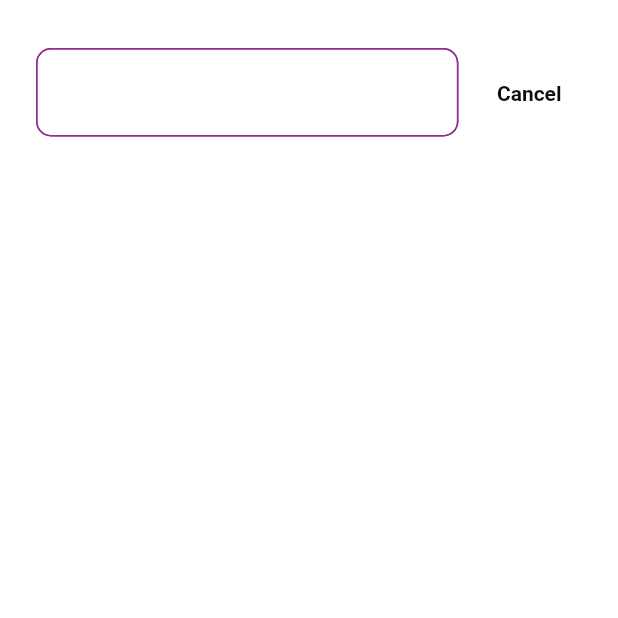
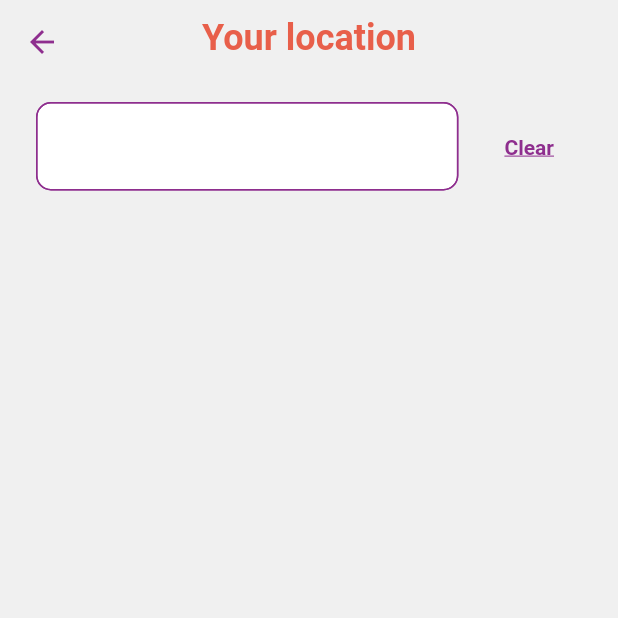
Before and after one commit to Halfred1983/artb2bs, a Flutter app: the GoogleAddressLookup screen opened directly, on a phone screen of 412 x 824 dp, the top half of it. Run offline on Flutter 3.47's test engine with Material 2 defaults, Android fonts, the phone set to English and light mode, and no system bars; our stand-ins replace cloud_firestore, copy_with_extension, equatable, firebase_auth, firebase_core, flutter_bloc and 9 more; missing offline and left inert: geoflutterfire2, google_place; accounts and stored records are empty; Roboto replaces fonts that are missing (Avenir).

Commit message:
google map marker and restyle

```diff
--- a/lib/app/resources/styles.dart
+++ b/lib/app/resources/styles.dart
@@ -14,11 +14,11 @@ class TextStyles {
   static final regularAccent14 = _baseRegular[TextSize.size14].withColor(AppTheme.accentColor);
 
   // Semi-bold
-  static final semiBoldLightGrey14 = _baseSemiBold[TextSize.size14].withColor(AppTheme.fideuramGreenArtist001);
+  static final semiBoldViolet14 = _baseSemiBold[TextSize.size14].withColor(AppTheme.primaryColourViolet);
   static final semiBoldLightGrey16 = _baseSemiBold[TextSize.size16].withColor(AppTheme.fideuramGreenArtist001);
   static final semiBolDarkGrey16 = _baseSemiBold[TextSize.size16].withColor(AppTheme.black);
   static final semiBolDarkGrey21 = _baseSemiBold[TextSize.size21].withColor(AppTheme.black);
-  static final semiBolDarkGrey14 = _baseSemiBold[TextSize.size14].withColor(AppTheme.black);
+  static final semiBolAccent14 = _baseSemiBold[TextSize.size14].withColor(AppTheme.accentColor);
   static final semiBoldWhite16 = _baseSemiBold[TextSize.size16].withColor(AppTheme.white);
   static final semiBoldViolet21 = _baseSemiBold[TextSize.size21].withColor(AppTheme.primaryColourViolet);
 
--- a/lib/home/view/home_page.dart
+++ b/lib/home/view/home_page.dart
@@ -1,4 +1,3 @@
-import 'package:auto_route/auto_route.dart';
 import 'package:artb2b/home/bloc/user_cubit.dart';
 import 'package:auth_service/auth.dart';
 import 'package:database_service/database.dart';
@@ -8,11 +7,10 @@ import 'package:flutter_bloc/flutter_bloc.dart';
 import '../../injection.dart';
 import 'home_view.dart';
 
-@RoutePage()
-class HomaPage extends StatelessWidget {
+class HomePage extends StatelessWidget {
 
   static Route<void> route() {
-    return MaterialPageRoute<void>(builder: (_) => HomaPage());
+    return MaterialPageRoute<void>(builder: (_) => HomePage());
   }
 
   final FirebaseAuthService authService = locator<FirebaseAuthService>();
--- a/lib/home/view/home_view.dart
+++ b/lib/home/view/home_view.dart
@@ -32,7 +32,7 @@ class HomeView extends StatelessWidget {
             }
             if (state is LoadedState) {
               artb2bUserEntity = state.artb2bUserEntity;
-              widget =  MapViewTwo(artb2bUserEntityl: artb2bUserEntity!);
+              widget =  MapViewTwo(artb2bUserEntity: artb2bUserEntity!);
               if (artb2bUserEntity!.userStatus == UserStatus.initialised) {
                 return PersonalInfoPage();
               }
--- a/lib/login/view/login_page.dart
+++ b/lib/login/view/login_page.dart
@@ -1,8 +1,6 @@
 import 'package:artb2b/login/view/login_view.dart';
-import 'package:auto_route/auto_route.dart';
 import 'package:flutter/material.dart';
 
-@RoutePage()
 class LoginPage extends StatelessWidget {
   const LoginPage({Key? key}) : super(key: key);
 
--- a/lib/personal_info/view/personal_info_page.dart
+++ b/lib/personal_info/view/personal_info_page.dart
@@ -1,4 +1,3 @@
-import 'package:auto_route/auto_route.dart';
 import 'package:artb2b/personal_info/cubit/personal_info_cubit.dart';
 import 'package:artb2b/personal_info/view/personal_info_view.dart';
 import 'package:auth_service/auth.dart';
@@ -8,7 +7,6 @@ import 'package:flutter_bloc/flutter_bloc.dart';
 
 import '../../injection.dart';
 
-@RoutePage()
 class PersonalInfoPage extends StatelessWidget {
   static Route<void> route() {
     return MaterialPageRoute<void>(builder: (_) => PersonalInfoPage());
--- a/lib/ui/routing/app_router.dart
+++ b/lib/ui/routing/app_router.dart
@@ -26,7 +26,7 @@ class AppRouter {
         name: 'home',
         path: '/',
         builder: (BuildContext context, GoRouterState state) {
-          return HomaPage();
+          return HomePage();
         },
         // routes: [
         //   GoRoute(
--- a/lib/widgets/app_text_field.dart
+++ b/lib/widgets/app_text_field.dart
@@ -192,7 +192,7 @@ class _AppTextFieldState extends FormFieldState<String> {
       crossAxisAlignment: CrossAxisAlignment.stretch,
       children: [
         if (widget.labelText != null) ...[
-          Text(widget.labelText!, style: TextStyles.semiBoldLightGrey14),
+          Text(widget.labelText!, style: TextStyles.semiBoldViolet14),
           verticalMargin8,
         ],
         AnimatedBuilder(
--- a/lib/widgets/field_error_text.dart
+++ b/lib/widgets/field_error_text.dart
@@ -49,7 +49,7 @@ class FieldErrorText extends StatelessWidget {
             verticalMargin4,
             Text(
               errorText!,
-              style: TextStyles.semiBoldLightGrey14,
+              style: TextStyles.semiBoldViolet14,
             ),
           ],
         )
--- a/lib/widgets/google_places.dart
+++ b/lib/widgets/google_places.dart
@@ -43,12 +43,19 @@ class _GoogleAddressLookupState extends State<GoogleAddressLookup> {
   Widget build(BuildContext context) {
     return Scaffold(
       resizeToAvoidBottomInset: false,
+      appBar: AppBar(
+        iconTheme: const IconThemeData(
+          color: AppTheme.primaryColourViolet //change your color here
+        ),
+        title: Text("Your location", style: TextStyles.boldAccent24,),
+        centerTitle: true,
+      ),
       body: Container(
         padding: horizontalPadding24,
-        color: AppTheme.white,
         child: Column(
+          mainAxisAlignment: MainAxisAlignment.start,
           children: [
-            verticalMargin32,
+            verticalMargin12,
             Row(
               children: <Widget>[
                 Expanded(
@@ -81,21 +88,26 @@ class _GoogleAddressLookupState extends State<GoogleAddressLookup> {
                           _predictions = [];
                         });
                       },
-                      child:Text('Cancel',
-                        style: TextStyles.semiBolDarkGrey14,)
+                        style: ButtonStyle(
+                          overlayColor: MaterialStateColor.resolveWith((states) => AppTheme.accentColor),
+                        ),
+                        child:Text('Clear',
+                        style: TextStyles.semiBoldViolet14.copyWith(decoration: TextDecoration.underline),)
                     ),
 
                 )
               ],
             ),
+
             ListView.builder(
+              padding: EdgeInsets.zero,
               itemCount: _predictions.length,
               shrinkWrap: true,
               physics: const NeverScrollableScrollPhysics(),
               itemBuilder: (context, index) {
                 return ListTile(
                   title: Row(
-                    mainAxisAlignment: MainAxisAlignment.spaceBetween,
+                    mainAxisAlignment: MainAxisAlignment.start,
                     children: [
                       const Padding(
                         padding: EdgeInsets.only(right: 4.0),
--- a/packages/database_service/lib/src/models/user.dart
+++ b/packages/database_service/lib/src/models/user.dart
@@ -17,7 +17,7 @@ class User {
   final String email;
   final String imageUrl;
   final UserStatus? userStatus;
-  final UserInfo? artb2bUserEntityInfo;
+  final UserInfo? userInfo;
 
   const User({
     required this.id,
@@ -30,7 +30,7 @@ class User {
         unknownEnumValue: UserStatus.initialised
     )
     required this.userStatus,
-    this.artb2bUserEntityInfo
+    this.userInfo
   });
 
   factory User.fromJson(Map<String, dynamic?> json)
--- a/packages/database_service/lib/src/models/user_address.dart
+++ b/packages/database_service/lib/src/models/user_address.dart
@@ -38,7 +38,13 @@ class UserAddress {
   Map<String, dynamic> toJson() => _$UserAddressToJson(this);
 
   static GeoFirePoint? _fromJson(Map<String, dynamic> location) {
-    return GeoFirePoint(location['geopoint']['latitude'], location['geopoint']['longitude']);
+    try {
+      return GeoFirePoint(
+          location['geopoint']['latitude'], location['geopoint']['longitude']);
+    }
+    catch (e){
+      return GeoFirePoint(location['geopoint'].latitude, location['geopoint'].longitude);
+    }
   }
 
   static Map<String, dynamic> _toJson(GeoFirePoint? location) {
--- a/packages/database_service/lib/src/service/database_service.dart
+++ b/packages/database_service/lib/src/service/database_service.dart
@@ -13,10 +13,10 @@ abstract class DatabaseService {
   });
 
   Future<User> updateUser({
-    required User artb2bUserEntity});
+    required User user});
 
   Stream<List<DocumentSnapshot>> findUsersByTypeAndRadius({
-    required User artb2bUserEntity,
+    required User user,
     required double radius});
 
 }
--- a/pubspec.yaml
+++ b/pubspec.yaml
@@ -64,7 +64,7 @@ dev_dependencies:
     sdk: flutter
 
   injectable_generator: ^2.1.6
-  auto_route_generator: ^7.1.1
+#  auto_route_generator: ^7.1.1
   build_runner:
   json_serializable: ^6.7.0
   freezed: ^2.3.5
@@ -90,7 +90,7 @@ flutter:
 
   # To add assets to your application, add an assets section, like this:
   assets:
-    - assets/images/pin.png
+    - assets/images/marker.png
     - assets/images/artist.png
     - assets/images/gallery.png
     - assets/googleMapsStyle.json
```
Also changed, not shown: lib/personal_info/cubit/personal_info_cubit.dart (+7 -7 lines), lib/personal_info/view/personal_info_view.dart (+16 -10 lines), lib/widgets/map_view_2.dart (+14 -8 lines), packages/database_service/lib/src/service/firestore_database_service.dart (+6 -9 lines), assets/images/marker.png (added), assets/images/pin.png (deleted), packages/database_service/lib/src/models/user.g.dart.
